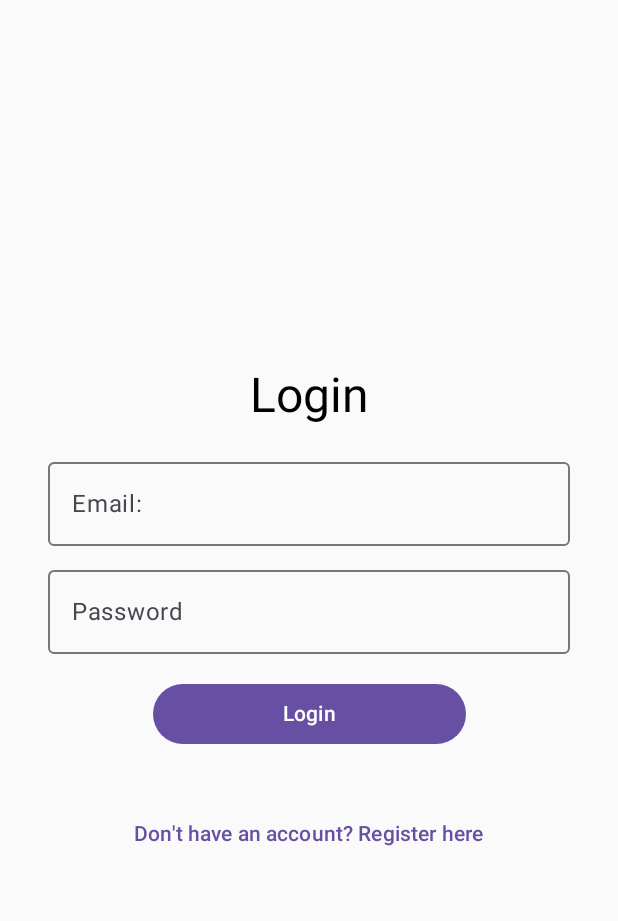
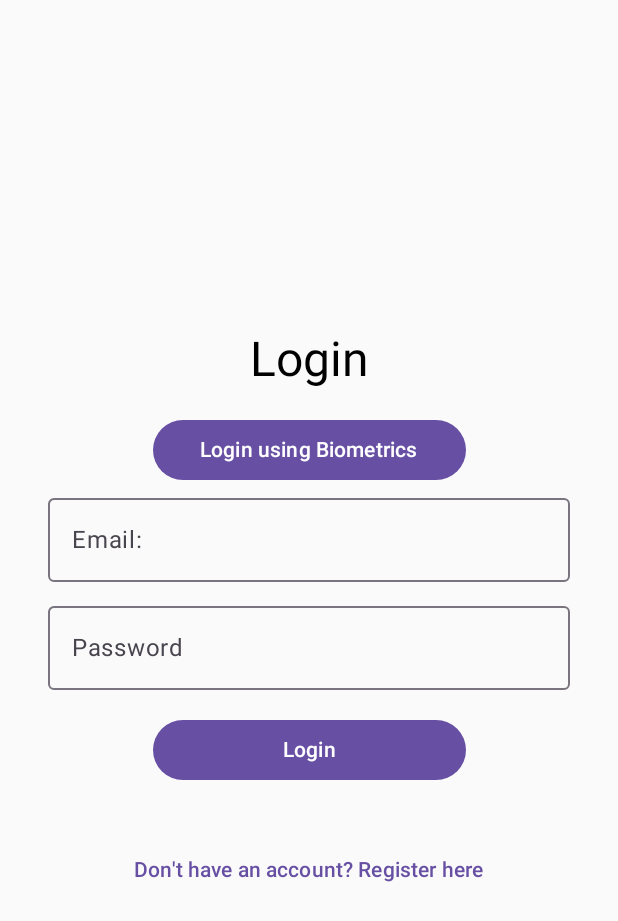
Before and after one commit to V-prajit/HealthDex, an Android app built with Jetpack Compose: the screen it shows after launch (MainActivity), after a tap on "Already have an account? Login here", on a phone screen of 412 x 824 dp. Shown: the top 921 px of the screen. Run offline under Robolectric (Android 15) with nearby library versions, the phone set to English and light mode, and no system bars; our stand-ins replace Firebase (no records; nobody signed in at launch, a user with empty details on screens opened directly); 1 statement that could not run was skipped; 1 other tap on this screen came first.

Commit message:
maybe done

```diff
--- a/PHMS-Android/app/build.gradle.kts
+++ b/PHMS-Android/app/build.gradle.kts
@@ -56,6 +56,7 @@ dependencies {
     implementation(libs.androidx.ui.tooling.preview)
     implementation(libs.androidx.material3)
     implementation(libs.firebase.auth)
+    implementation(libs.androidx.biometric.ktx)
     testImplementation(libs.junit)
     androidTestImplementation(libs.androidx.junit)
     androidTestImplementation(libs.androidx.espresso.core)
--- a/PHMS-Android/app/src/main/java/com/example/phms/MainActivity.kt
+++ b/PHMS-Android/app/src/main/java/com/example/phms/MainActivity.kt
@@ -1,6 +1,7 @@
 package com.example.phms
 
 import android.os.Bundle
+import android.widget.Button
 import androidx.activity.ComponentActivity
 import androidx.activity.compose.setContent
 import androidx.compose.foundation.layout.*
@@ -17,16 +18,23 @@ import com.google.firebase.auth.FirebaseAuth
 
 class MainActivity : ComponentActivity() {
     private lateinit var auth: FirebaseAuth
-
+    private lateinit var biometricAuth: BiometricAuth
     override fun onCreate(savedInstanceState: Bundle?) {
         super.onCreate(savedInstanceState)
         auth = FirebaseAuth.getInstance()
-
+        biometricAuth=BiometricAuth(this){success->
+            if (success){
+                isLoggedIn= true
+                firstName= auth.currentUser?.displayName
+            }
+        }
         setContent{
             var isLoggedIn by remember { mutableStateOf(false) }
             var userToken by remember { mutableStateOf<String?>(null) }
             var firstName by remember { mutableStateOf<String?>(null) }
-
+            if (auth.currentUser!=null){
+                biometricAuth.authenticate()
+            }
             if (isLoggedIn) {
                 HomeScreen(firstName)
             } else {
@@ -74,8 +82,8 @@ fun RegisterScreen(auth:FirebaseAuth, onSwitch: () -> Unit, onRegistrationSucces
     val message = remember { mutableStateOf("") }
 
     Column ( modifier = Modifier
-                .fillMaxSize()
-                .padding(16.dp),
+        .fillMaxSize()
+        .padding(16.dp),
         verticalArrangement = Arrangement.Center,
         horizontalAlignment = Alignment.CenterHorizontally
     ) {
@@ -162,7 +170,14 @@ fun LoginScreen(auth: FirebaseAuth, onSwitch: ()-> Unit, onLoginSuccess: (String
         Text(text = "Login", style = MaterialTheme.typography.headlineLarge)
 
         Spacer(modifier = Modifier.height(16.dp))
-
+        Button(
+            onClick = {
+                biometricAuth.authenticate()
+            },
+            modifier = Modifier.fillMaxWidth(0.6f)
+        ){
+            Text("Login using Biometrics")
+        }
         // Email Input
         OutlinedTextField(
             value = email.value,
--- a/PHMS-Android/gradle/libs.versions.toml
+++ b/PHMS-Android/gradle/libs.versions.toml
@@ -9,6 +9,7 @@ lifecycleRuntimeKtx = "2.8.7"
 activityCompose = "1.10.0"
 composeBom = "2024.04.01"
 firebaseAuth = "23.2.0"
+biometricKtx = "1.1.0"
 
 [libraries]
 androidx-core-ktx = { group = "androidx.core", name = "core-ktx", version.ref = "coreKtx" }
@@ -26,6 +27,7 @@ androidx-ui-test-manifest = { group = "androidx.compose.ui", name = "ui-test-man
 androidx-ui-test-junit4 = { group = "androidx.compose.ui", name = "ui-test-junit4" }
 androidx-material3 = { group = "androidx.compose.material3", name = "material3" }
 firebase-auth = { group = "com.google.firebase", name = "firebase-auth", version.ref = "firebaseAuth" }
+androidx-biometric-ktx = { group = "androidx.biometric", name = "biometric-ktx", version.ref = "biometricKtx" }
 
 [plugins]
 android-application = { id = "com.android.application", version.ref = "agp" }
```
